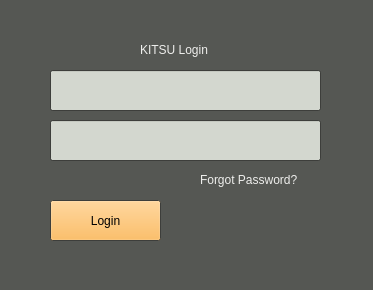
SongmiLim/nuki_project, file jiwoon/gazu_api/view/UI/loginwidget.ui: the form before one commit.
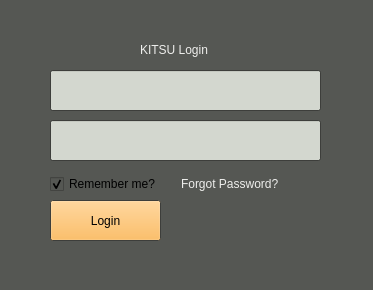
The form after the commit.

```diff
--- a/jiwoon/gazu_api/view/UI/loginwidget.ui
+++ b/jiwoon/gazu_api/view/UI/loginwidget.ui
@@ -276,56 +276,6 @@
      <string>KITSU Login</string>
     </property>
    </widget>
-   <widget class="QLabel" name="label_2">
-    <property name="geometry">
-     <rect>
-      <x>200</x>
-      <y>170</y>
-      <width>131</width>
-      <height>20</height>
-     </rect>
-    </property>
-    <property name="palette">
-     <palette>
-      <active>
-       <colorrole role="WindowText">
-        <brush brushstyle="SolidPattern">
-         <color alpha="255">
-          <red>238</red>
-          <green>238</green>
-          <blue>236</blue>
-         </color>
-        </brush>
-       </colorrole>
-      </active>
-      <inactive>
-       <colorrole role="WindowText">
-        <brush brushstyle="SolidPattern">
-         <color alpha="255">
-          <red>238</red>
-          <green>238</green>
-          <blue>236</blue>
-         </color>
-        </brush>
-       </colorrole>
-      </inactive>
-      <disabled>
-       <colorrole role="WindowText">
-        <brush brushstyle="SolidPattern">
-         <color alpha="255">
-          <red>190</red>
-          <green>190</green>
-          <blue>190</blue>
-         </color>
-        </brush>
-       </colorrole>
-      </disabled>
-     </palette>
-    </property>
-    <property name="text">
-     <string>Forgot Password?</string>
-    </property>
-   </widget>
    <widget class="QPushButton" name="login_btn">
     <property name="geometry">
      <rect>
@@ -403,6 +353,75 @@
      <string>Login</string>
     </property>
    </widget>
+   <widget class="QWidget" name="">
+    <property name="geometry">
+     <rect>
+      <x>50</x>
+      <y>170</y>
+      <width>255</width>
+      <height>28</height>
+     </rect>
+    </property>
+    <layout class="QHBoxLayout" name="horizontalLayout">
+     <item>
+      <widget class="QCheckBox" name="remember_check">
+       <property name="text">
+        <string>Remember me?</string>
+       </property>
+       <property name="checked">
+        <bool>true</bool>
+       </property>
+       <property name="tristate">
+        <bool>false</bool>
+       </property>
+      </widget>
+     </item>
+     <item>
+      <widget class="QLabel" name="label_2">
+       <property name="palette">
+        <palette>
+         <active>
+          <colorrole role="WindowText">
+           <brush brushstyle="SolidPattern">
+            <color alpha="255">
+             <red>238</red>
+             <green>238</green>
+             <blue>236</blue>
+            </color>
+           </brush>
+          </colorrole>
+         </active>
+         <inactive>
+          <colorrole role="WindowText">
+           <brush brushstyle="SolidPattern">
+            <color alpha="255">
+             <red>238</red>
+             <green>238</green>
+             <blue>236</blue>
+            </color>
+           </brush>
+          </colorrole>
+         </inactive>
+         <disabled>
+          <colorrole role="WindowText">
+           <brush brushstyle="SolidPattern">
+            <color alpha="255">
+             <red>190</red>
+             <green>190</green>
+             <blue>190</blue>
+            </color>
+           </brush>
+          </colorrole>
+         </disabled>
+        </palette>
+       </property>
+       <property name="text">
+        <string>Forgot Password?</string>
+       </property>
+      </widget>
+     </item>
+    </layout>
+   </widget>
   </widget>
  </widget>
  <resources/>
```
